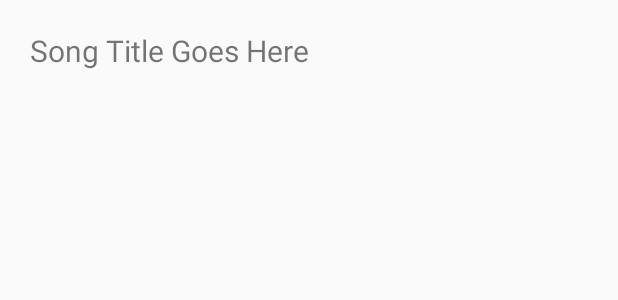
After one commit to DavidHunsaker/GorillaGroove, an Android app: the layout playlist_song_item.xml on its own in the app's theme, with its tools: preview values and no code run, on a phone screen of 412 x 824 dp. The commit adds this screen. Shown: the top 300 px of the screen. Run offline under Robolectric (Android 15) with nearby library versions, the phone set to English and light mode, and no system bars; network calls fail.

Commit message:
Database added - Starting layouts

```diff
--- a/app/build.gradle
+++ b/app/build.gradle
@@ -28,19 +28,21 @@ dependencies {
 
     // Lifecycle Components
     implementation "android.arch.lifecycle:extensions:1.1.1"
-    annotationProcessor "android.arch.lifecycle:compiler:1.1.1"
+    kapt "android.arch.lifecycle:compiler:1.1.1"
 
     // Room
     implementation "android.arch.persistence.room:runtime:1.1.1"
-    annotationProcessor "android.arch.persistence.room:compiler:1.1.1"
+    kapt "android.arch.persistence.room:compiler:1.1.1"
 
     implementation fileTree(dir: 'libs', include: ['*.jar'])
     implementation"org.jetbrains.kotlin:kotlin-stdlib-jdk7:$kotlin_version"
     implementation 'com.android.support:appcompat-v7:28.0.0'
+    implementation 'com.android.support:recyclerview-v7:28.0.0'
     implementation 'com.android.support:design:28.0.0'
     implementation 'com.android.support.constraint:constraint-layout:1.1.3'
     implementation 'com.android.volley:volley:1.1.1'
     testImplementation 'junit:junit:4.12'
     androidTestImplementation 'com.android.support.test:runner:1.0.2'
     androidTestImplementation 'com.android.support.test.espresso:espresso-core:3.0.2'
+
 }
--- a/app/src/main/java/com/example/gorillagroove/UploadSongFragment.kt
+++ /dev/null
@@ -1 +0,0 @@
-package com.example.gorillagroove
--- a/app/src/main/java/com/example/gorillagroove/db/dao/UserDao.kt
+++ b/app/src/main/java/com/example/gorillagroove/db/dao/UserDao.kt
@@ -10,7 +10,7 @@ import com.example.gorillagroove.db.model.User
 interface UserDao {
 
     @Query("SELECT * FROM User WHERE User.email = :email")
-    fun findByEmail(email: String): LiveData<User?>
+    fun findByEmail(email: String): User?
 
     @Query(value = "UPDATE USER SET token = :token WHERE id = :userId")
     fun updateToken(userId: Long, token: String)
--- /dev/null
+++ b/app/src/main/res/layout/fragment_song_details.xml
@@ -0,0 +1,6 @@
+<?xml version="1.0" encoding="utf-8"?>
+<android.support.constraint.ConstraintLayout
+        xmlns:android="http://schemas.android.com/apk/res/android"
+        android:layout_width="match_parent" android:layout_height="match_parent">
+
+</android.support.constraint.ConstraintLayout>
--- /dev/null
+++ b/app/src/main/res/layout/playlist_song_item.xml
@@ -0,0 +1,16 @@
+<?xml version="1.0" encoding="utf-8"?>
+<android.support.v7.widget.LinearLayoutCompat xmlns:android="http://schemas.android.com/apk/res/android"
+        xmlns:tools="http://schemas.android.com/tools"
+        android:layout_width="match_parent"
+        android:layout_height="match_parent">
+
+    <TextView
+            android:id="@+id/tv_song_title"
+            android:layout_width="wrap_content"
+            android:layout_height="wrap_content"
+            android:text="Song Title Goes Here"
+            tools:layout_editor_absoluteX="107dp"
+            tools:layout_editor_absoluteY="203dp"
+            android:textSize="20sp"
+            android:padding="20dp"/>
+</android.support.v7.widget.LinearLayoutCompat>
```
Also changed, not shown: app/src/main/java/com/example/gorillagroove/MainActivity.kt (+7 -6 lines), app/src/main/java/com/example/gorillagroove/PlaylistFragment.kt (deleted, +0 -53 lines), app/src/main/java/com/example/gorillagroove/db/repository/UserRepository.kt (+12 -4 lines), app/src/main/res/layout/fragment_user_playlist.xml (added, +10 -0 lines).
